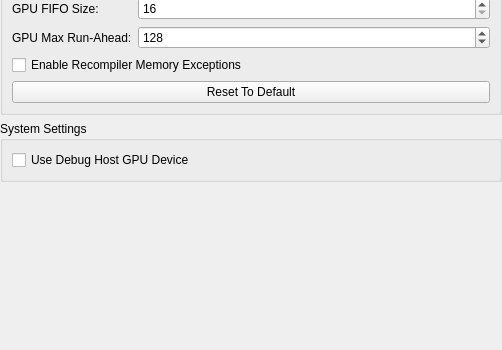
Above: src/duckstation-qt/advancedsettingswidget.ui from kofxi3584karlayang/duckstation before the change; both pictures show x 0 to 502 and y 273 to 623 of the 502 by 623 pixel window. Below: the same form after it.
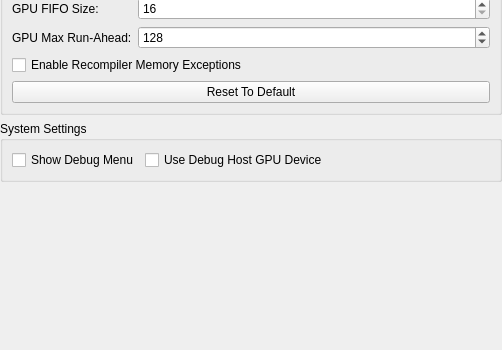
That is the form after the change.

Commit message: Qt: Hide debug menu by default

The edit to the form file:
```diff
--- a/src/duckstation-qt/advancedsettingswidget.ui
+++ b/src/duckstation-qt/advancedsettingswidget.ui
@@ -207,7 +207,14 @@
       <string>System Settings</string>
      </property>
      <layout class="QFormLayout" name="formLayout">
-      <item row="0" column="0" colspan="2">
+      <item row="0" column="0">
+       <widget class="QCheckBox" name="showDebugMenu">
+        <property name="text">
+         <string>Show Debug Menu</string>
+        </property>
+       </widget>
+      </item>
+      <item row="0" column="1">
        <widget class="QCheckBox" name="gpuUseDebugDevice">
         <property name="text">
          <string>Use Debug Host GPU Device</string>
```
The commit also changes 3 other files.
